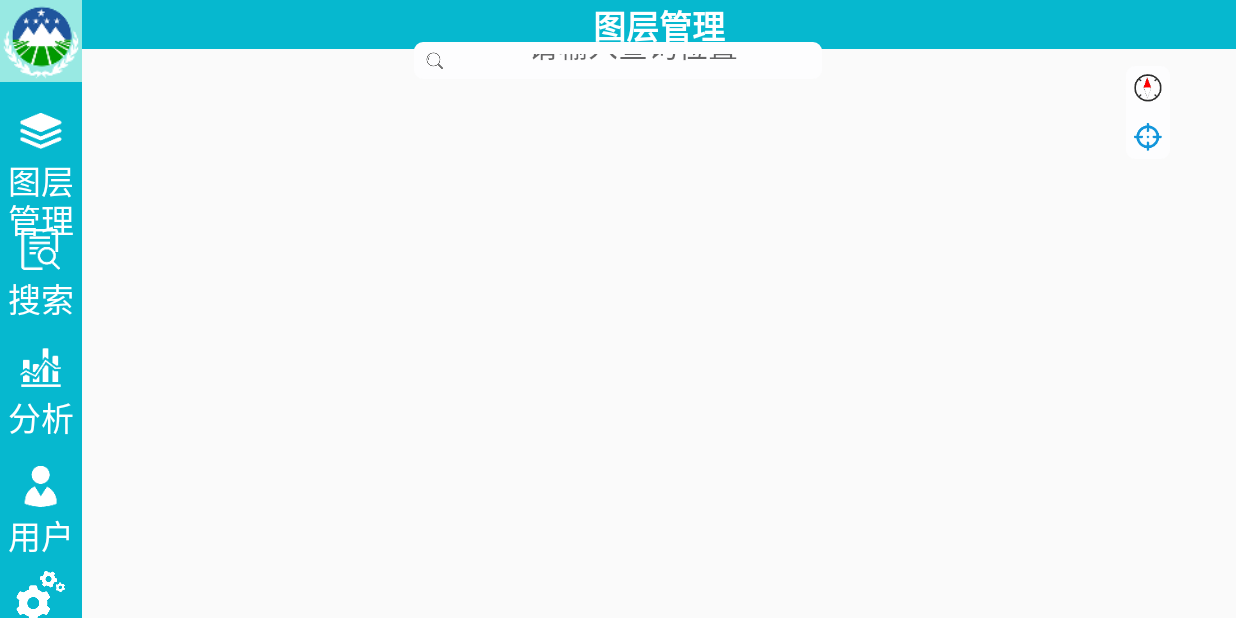
After one commit to SageTripp/arcgis0611, an Android app: the fragment LayerFragment placed in its activity, on a phone screen of 824 x 412 dp (held sideways). The commit adds this screen. Run offline under Robolectric (Android 15) with nearby library versions, the phone set to English and light mode, and no system bars; libraries missing offline, so code that uses them is left out: com.esri.arcgisruntime; plain views replace MapView.

Commit message:
Map页面的整体布局

```diff
--- a/app/src/main/java/com/example/ucmap/activity/TestActivity.java
+++ b/app/src/main/java/com/example/ucmap/activity/TestActivity.java
@@ -2,31 +2,62 @@ package com.example.ucmap.activity;
 
 import android.os.Bundle;
 import android.support.annotation.Nullable;
+import android.support.v4.view.ViewPager;
 import android.support.v7.app.AppCompatActivity;
 import android.view.View;
+import android.widget.AutoCompleteTextView;
+import android.widget.Button;
 import android.widget.CheckBox;
 import android.widget.CompoundButton;
 import android.widget.RadioGroup;
 import android.widget.Toast;
 
 import com.example.ucmap.R;
+import com.example.ucmap.adapter.MenuPageAdapter;
 
 import java.util.ArrayList;
 import java.util.List;
 
 import devlight.io.library.ntb.NavigationTabBar;
 
-public class TestActivity extends AppCompatActivity {
+public class TestActivity extends AppCompatActivity implements View.OnClickListener {
     private NavigationTabBar leftMenu;
     private CheckBox toolMenu;
     private RadioGroup toolBar;
     private String selected = "";
+    private ViewPager menuPanel;
+    private AutoCompleteTextView searchTextView;
+    private Button btnLocation;
+    private Button btnCompass;
+    private MenuPageAdapter menuAdapter;
 
     @Override
     protected void onCreate(@Nullable Bundle savedInstanceState) {
         super.onCreate(savedInstanceState);
         setContentView(R.layout.activity_main1);
+        initView();
+    }
+
+    /**
+     * 初始化View
+     */
+    private void initView() {
+        menuPanel = findViewById(R.id.vp_menu);
+        menuAdapter = new MenuPageAdapter(getSupportFragmentManager());
+        menuPanel.setAdapter(menuAdapter);
         initLeftMenu();
+        initTool();
+        searchTextView = findViewById(R.id.atv_location_search);
+        btnLocation = findViewById(R.id.btn_location);
+        btnCompass = findViewById(R.id.btn_compass);
+        btnLocation.setOnClickListener(this);
+        btnCompass.setOnClickListener(this);
+    }
+
+    /**
+     * 初始化底部工具栏
+     */
+    private void initTool() {
         toolMenu = findViewById(R.id.cb_tool);
         toolBar = findViewById(R.id.rg_tool_bar);
         toolMenu.setOnCheckedChangeListener(new CompoundButton.OnCheckedChangeListener() {
@@ -35,9 +66,32 @@ public class TestActivity extends AppCompatActivity {
                 toolBar.setVisibility(isChecked ? View.VISIBLE : View.GONE);
             }
         });
+        toolBar.setOnCheckedChangeListener(new RadioGroup.OnCheckedChangeListener() {
+            @Override
+            public void onCheckedChanged(RadioGroup group, int checkedId) {
+                switch (checkedId) {
+                    case R.id.rb_tool_project://项目
+                        break;
+                    case R.id.rb_tool_raging://测距
+                        break;
+                    case R.id.rb_tool_area://面积
+                        break;
+                    case R.id.rb_tool_query://搜索
+                        break;
+                    case R.id.rb_tool_take_pic://拍照
+                        break;
+                    case R.id.rb_tool_mark://标注
+                        break;
+                    case R.id.rb_tool_clear://清除
+                        break;
+                }
+            }
+        });
     }
 
-
+    /**
+     * 初始化左侧菜单栏
+     */
     private void initLeftMenu() {
         leftMenu = findViewById(R.id.ntb_left_menu);
         NavigationTabBar.Model layerModel = new NavigationTabBar.Model.Builder(
@@ -67,6 +121,7 @@ public class TestActivity extends AppCompatActivity {
         models.add(userModel);
         leftMenu.setModels(models);
         leftMenu.setIsTitled(true);
+//        leftMenu.setViewPager(menuPanel);
         leftMenu.setOnTabBarSelectedIndexListener(new NavigationTabBar.OnTabBarSelectedIndexListener() {
             @Override
             public void onStartTabSelected(NavigationTabBar.Model model, int index) {
@@ -79,8 +134,10 @@ public class TestActivity extends AppCompatActivity {
                 if (selected.equals(model.getTitle())) {
                     selected = "";
                     leftMenu.deselect();
+                    menuPanel.setCurrentItem(0);
                 } else {
                     selected = model.getTitle();
+                    menuPanel.setCurrentItem(index,false);
                 }
                 switch (selected) {
                     case "图层\n管理":
@@ -94,7 +151,18 @@ public class TestActivity extends AppCompatActivity {
                     default:
                         break;
                 }
+                menuPanel.setVisibility(selected.isEmpty() ? View.GONE : View.VISIBLE);
             }
         });
     }
+
+    @Override
+    public void onClick(View v) {
+        switch (v.getId()) {
+            case R.id.btn_location://定位
+                break;
+            case R.id.btn_compass://指向
+                break;
+        }
+    }
 }
--- /dev/null
+++ b/app/src/main/java/com/example/ucmap/adapter/MenuPageAdapter.java
@@ -0,0 +1,45 @@
+package com.example.ucmap.adapter;
+
+import android.support.annotation.Nullable;
+import android.support.v4.app.Fragment;
+import android.support.v4.app.FragmentManager;
+import android.support.v4.app.FragmentPagerAdapter;
+import android.view.ViewGroup;
+
+import com.example.ucmap.fragment.AnalysisFragment;
+import com.example.ucmap.fragment.LayerFragment;
+import com.example.ucmap.fragment.SearchFragment;
+import com.example.ucmap.fragment.UserFragment;
+
+import java.util.ArrayList;
+import java.util.List;
+
+public class MenuPageAdapter extends FragmentPagerAdapter {
+    private List<Fragment> fragments = new ArrayList<>();
+
+    public MenuPageAdapter(FragmentManager fm) {
+        super(fm);
+        fragments.clear();
+        fragments.add(new LayerFragment());
+        fragments.add(new SearchFragment());
+        fragments.add(new AnalysisFragment());
+        fragments.add(new UserFragment());
+    }
+
+    @Override
+    public Fragment getItem(int position) {
+        return fragments.get(position);
+    }
+
+    @Override
+    public int getCount() {
+        return fragments.size();
+    }
+
+    @Nullable
+    @Override
+    public CharSequence getPageTitle(int position) {
+        return super.getPageTitle(position);
+    }
+
+}
--- /dev/null
+++ b/app/src/main/java/com/example/ucmap/fragment/AnalysisFragment.java
@@ -0,0 +1,19 @@
+package com.example.ucmap.fragment;
+
+import android.os.Bundle;
+import android.support.annotation.NonNull;
+import android.support.annotation.Nullable;
+import android.support.v4.app.Fragment;
+import android.view.LayoutInflater;
+import android.view.View;
+import android.view.ViewGroup;
+
+import com.example.ucmap.R;
+
+public class AnalysisFragment extends Fragment {
+    @Nullable
+    @Override
+    public View onCreateView(@NonNull LayoutInflater inflater, @Nullable ViewGroup container, @Nullable Bundle savedInstanceState) {
+        return inflater.inflate(R.layout.fragment_analysis, container, false);
+    }
+}
--- /dev/null
+++ b/app/src/main/java/com/example/ucmap/fragment/LayerFragment.java
@@ -0,0 +1,19 @@
+package com.example.ucmap.fragment;
+
+import android.os.Bundle;
+import android.support.annotation.NonNull;
+import android.support.annotation.Nullable;
+import android.support.v4.app.Fragment;
+import android.view.LayoutInflater;
+import android.view.View;
+import android.view.ViewGroup;
+
+import com.example.ucmap.R;
+
+public class LayerFragment extends Fragment {
+    @Nullable
+    @Override
+    public View onCreateView(@NonNull LayoutInflater inflater, @Nullable ViewGroup container, @Nullable Bundle savedInstanceState) {
+        return inflater.inflate(R.layout.fragment_layer, container, false);
+    }
+}
--- /dev/null
+++ b/app/src/main/java/com/example/ucmap/fragment/SearchFragment.java
@@ -0,0 +1,19 @@
+package com.example.ucmap.fragment;
+
+import android.os.Bundle;
+import android.support.annotation.NonNull;
+import android.support.annotation.Nullable;
+import android.support.v4.app.Fragment;
+import android.view.LayoutInflater;
+import android.view.View;
+import android.view.ViewGroup;
+
+import com.example.ucmap.R;
+
+public class SearchFragment extends Fragment {
+    @Nullable
+    @Override
+    public View onCreateView(@NonNull LayoutInflater inflater, @Nullable ViewGroup container, @Nullable Bundle savedInstanceState) {
+        return inflater.inflate(R.layout.fragment_search, container, false);
+    }
+}
--- /dev/null
+++ b/app/src/main/java/com/example/ucmap/fragment/UserFragment.java
@@ -0,0 +1,19 @@
+package com.example.ucmap.fragment;
+
+import android.os.Bundle;
+import android.support.annotation.NonNull;
+import android.support.annotation.Nullable;
+import android.support.v4.app.Fragment;
+import android.view.LayoutInflater;
+import android.view.View;
+import android.view.ViewGroup;
+
+import com.example.ucmap.R;
+
+public class UserFragment extends Fragment {
+    @Nullable
+    @Override
+    public View onCreateView(@NonNull LayoutInflater inflater, @Nullable ViewGroup container, @Nullable Bundle savedInstanceState) {
+        return inflater.inflate(R.layout.fragment_user, container, false);
+    }
+}
--- /dev/null
+++ b/app/src/main/res/drawable/menu_background.xml
@@ -0,0 +1,13 @@
+<?xml version="1.0" encoding="utf-8"?>
+<shape xmlns:android="http://schemas.android.com/apk/res/android"
+    android:shape="rectangle">
+
+    <corners
+        android:bottomRightRadius="8dp"
+        android:topRightRadius="8dp" />
+
+    <solid android:color="@color/lightgrey" />
+    <stroke
+        android:width="2dp"
+        android:color="@color/colorPrimary" />
+</shape>
--- /dev/null
+++ b/app/src/main/res/drawable/tool_background_color.xml
@@ -0,0 +1,8 @@
+<?xml version="1.0" encoding="utf-8"?>
+<selector xmlns:android="http://schemas.android.com/apk/res/android">
+
+    <item android:drawable="@color/colorPrimary" android:state_selected="true" />
+    <item android:drawable="@color/colorPrimary" android:state_checked="true" />
+    <item android:drawable="@color/white" />
+
+</selector>
--- a/app/src/main/res/drawable/tool_button_bg.xml
+++ b/app/src/main/res/drawable/tool_button_bg.xml
@@ -4,14 +4,14 @@
     <item android:state_selected="true">
         <shape android:shape="rectangle">
             <solid android:color="@color/white" />
-            <stroke android:width="1dp" android:color="@color/colorPrimary" />
+            <stroke android:width="2dp" android:color="@color/colorPrimary" />
         </shape>
     </item>
 
     <item android:state_checked="true">
         <shape android:shape="rectangle">
             <solid android:color="@color/white" />
-            <stroke android:width="1dp" android:color="@color/colorPrimary" />
+            <stroke android:width="2dp" android:color="@color/colorPrimary" />
         </shape>
     </item>
 
--- a/app/src/main/res/layout/activity_main1.xml
+++ b/app/src/main/res/layout/activity_main1.xml
@@ -57,7 +57,7 @@
         app:ntb_animation_duration="300"
         app:ntb_badged="false"
         app:ntb_bg_color="@color/colorPrimary"
-        app:ntb_icon_size_fraction="0.6"
+        app:ntb_icon_size_fraction="0.5"
         app:ntb_inactive_color="@color/white"
         app:ntb_scaled="true"
         app:ntb_swiped="true"
@@ -66,8 +66,18 @@
         app:ntb_title_size="22sp"
         app:ntb_titled="true" />
 
+    <android.support.v4.view.ViewPager
+        android:id="@+id/vp_menu"
+        android:layout_width="0dp"
+        android:layout_height="0dp"
+        android:background="@drawable/menu_background"
+        android:visibility="gone"
+        app:layout_constraintBottom_toTopOf="@id/gl_bottom_tool_bar"
+        app:layout_constraintStart_toEndOf="@id/gl_left_menu_bar"
+        app:layout_constraintTop_toTopOf="@id/ntb_left_menu"
+        app:layout_constraintWidth_percent="0.33" />
+
     <CheckBox
-        android:paddingTop="10dp"
         android:id="@+id/cb_tool"
         android:layout_width="0dp"
         android:layout_height="0dp"
@@ -75,7 +85,7 @@
         android:button="@null"
         android:drawableTop="@drawable/icon_tool"
         android:gravity="center"
-        android:padding="4dp"
+        android:padding="10dp"
         android:text="设置"
         android:textColor="@color/menu_label_color"
         android:textSize="18sp"
@@ -92,8 +102,8 @@
         android:gravity="center"
         android:orientation="horizontal"
         android:padding="4dp"
+        android:paddingStart="96dp"
         android:paddingEnd="96dp"
-        android:paddingStart="96dp"
         android:visibility="gone"
         app:layout_constraintBottom_toBottomOf="parent"
         app:layout_constraintEnd_toEndOf="parent"
@@ -101,82 +111,103 @@
         app:layout_constraintTop_toBottomOf="@id/gl_bottom_tool_bar">
 
         <RadioButton
+            android:id="@+id/rb_tool_project"
             android:layout_width="0dp"
             android:layout_height="match_parent"
             android:layout_weight="1"
+            android:background="@drawable/tool_background_color"
             android:button="@null"
-            android:drawableTop="@drawable/icon_head_select"
+            android:drawableTop="@drawable/icon_head"
             android:gravity="center"
+            android:padding="10dp"
             android:text="项目"
-            android:textColor="@color/colorPrimary"
+            android:textColor="@color/tool_label_color"
             android:textSize="16sp" />
 
         <RadioButton
+            android:id="@+id/rb_tool_raging"
             android:layout_width="0dp"
             android:layout_height="match_parent"
             android:layout_weight="1"
+            android:background="@drawable/tool_background_color"
             android:button="@null"
-            android:drawableTop="@drawable/icon_head_select"
+            android:drawableTop="@drawable/icon_head"
             android:gravity="center"
+            android:padding="10dp"
             android:text="测距"
-            android:textColor="@color/colorPrimary"
+            android:textColor="@color/tool_label_color"
             android:textSize="16sp" />
 
         <RadioButton
+            android:id="@+id/rb_tool_area"
             android:layout_width="0dp"
             android:layout_height="match_parent"
             android:layout_weight="1"
+            android:background="@drawable/tool_background_color"
             android:button="@null"
-            android:drawableTop="@drawable/icon_head_select"
+            android:drawableTop="@drawable/icon_head"
             android:gravity="center"
+            android:padding="10dp"
             android:text="面积"
-            android:textColor="@color/colorPrimary"
+            android:textColor="@color/tool_label_color"
             android:textSize="16sp" />
 
         <RadioButton
+            android:id="@+id/rb_tool_query"
             android:layout_width="0dp"
             android:layout_height="match_parent"
             android:layout_weight="1"
+            android:background="@drawable/tool_background_color"
             android:button="@null"
-            android:drawableTop="@drawable/icon_head_select"
+            android:drawableTop="@drawable/icon_head"
             android:gravity="center"
+            android:padding="10dp"
             android:text="查询"
-            android:textColor="@color/colorPrimary"
+            android:textColor="@color/tool_label_color"
             android:textSize="16sp" />
 
         <RadioButton
+            android:id="@+id/rb_tool_mark"
             android:layout_width="0dp"
             android:layout_height="match_parent"
             android:layout_weight="1"
+            android:background="@drawable/tool_background_color"
             android:button="@null"
-            android:drawableTop="@drawable/icon_head_select"
+            android:drawableTop="@drawable/icon_head"
             android:gravity="center"
+            android:padding="10dp"
             android:text="标注"
-            android:textColor="@color/colorPrimary"
+            android:textColor="@color/tool_label_color"
             android:textSize="16sp" />
 
 
         <RadioButton
+            android:id="@+id/rb_tool_take_pic"
             android:layout_width="0dp"
             android:layout_height="match_parent"
             android:layout_weight="1"
+            android:background="@drawable/tool_background_color"
             android:button="@null"
-            android:drawableTop="@drawable/icon_head_select"
+            android:drawableTop="@drawable/icon_head"
             android:gravity="center"
+            android:padding="10dp"
             android:text="拍照"
-            android:textColor="@color/colorPrimary"
+            android:textColor="@color/tool_label_color"
             android:textSize="16sp" />
 
 
         <RadioButton
+            android:id="@+id/rb_tool_clear"
             android:layout_width="0dp"
             android:layout_height="match_parent"
             android:layout_weight="1"
+            android:background="@drawable/tool_background_color"
             android:button="@null"
-            android:drawableTop="@drawable/icon_head_select"
+            android:drawableTop="@drawable/icon_head"
             android:gravity="center"
+            android:padding="10dp"
             android:text="清除"
-            android:textColor="@color/colorPrimary"
+            android:textColor="@color/tool_label_color"
             android:textSize="16sp" />
 
     </RadioGroup>
@@ -185,8 +216,8 @@
     <android.support.constraint.ConstraintLayout
         android:layout_width="0dp"
         android:layout_height="0dp"
+        android:layout_marginTop="44dp"
         android:layout_marginEnd="44dp"
-        android:layout_marginTop="44dp"
         android:background="@drawable/location_bg"
         android:padding="4dp"
         app:layout_constraintDimensionRatio="1:2.1"
@@ -199,10 +230,10 @@
             android:layout_width="match_parent"
             android:layout_height="0dp"
             android:background="@drawable/map_tool_compass"
-            app:layout_constraintTop_toTopOf="parent"
             app:layout_constraintDimensionRatio="1"
             app:layout_constraintEnd_toEndOf="parent"
-            app:layout_constraintStart_toStartOf="parent" />
+            app:layout_constraintStart_toStartOf="parent"
+            app:layout_constraintTop_toTopOf="parent" />
 
         <Button
             android:id="@+id/btn_location"
@@ -230,9 +261,9 @@
         android:padding="8dp"
         android:textSize="20sp"
         app:layout_constraintEnd_toEndOf="parent"
+        app:layout_constraintHeight_percent="0.06"
         app:layout_constraintStart_toStartOf="parent"
         app:layout_constraintTop_toTopOf="parent"
-        app:layout_constraintHeight_percent="0.06"
         app:layout_constraintWidth_percent="0.33" />
 
 </android.support.constraint.ConstraintLayout>
--- /dev/null
+++ b/app/src/main/res/layout/fragment_layer.xml
@@ -0,0 +1,22 @@
+<?xml version="1.0" encoding="utf-8"?>
+<android.support.constraint.ConstraintLayout xmlns:android="http://schemas.android.com/apk/res/android"
+    xmlns:app="http://schemas.android.com/apk/res-auto"
+    android:layout_width="match_parent"
+    android:layout_height="match_parent">
+
+    <TextView
+        android:layout_width="0dp"
+        android:layout_height="0dp"
+        android:background="@color/colorPrimary"
+        android:gravity="center"
+        android:text="图层管理"
+        android:textAlignment="center"
+        android:textColor="@color/white"
+        android:textSize="22sp"
+        android:textStyle="bold"
+        app:layout_constraintEnd_toEndOf="parent"
+        app:layout_constraintHeight_percent="0.08"
+        app:layout_constraintStart_toStartOf="parent"
+        app:layout_constraintTop_toTopOf="parent" />
+
+</android.support.constraint.ConstraintLayout>
--- a/gradle.properties
+++ b/gradle.properties
@@ -10,7 +10,7 @@
 # Specifies the JVM arguments used for the daemon process.
 # The setting is particularly useful for tweaking memory settings.
 org.gradle.jvmargs=-XX\:MaxHeapSize\=2512m -Xmx512m
-android.enableAapt2=false
+#android.enableAapt2=false
 # When configured, Gradle will run in incubating parallel mode.
 # This option should only be used with decoupled projects. More details, visit
 # http://www.gradle.org/docs/current/userguide/multi_project_builds.html#sec:decoupled_projects
```
Also changed, not shown: app/src/main/java/com/example/ucmap/activity/LoginActivity.java (+6 -2 lines), app/src/main/res/drawable/info_panel_background.xml (added, +11 -0 lines), app/src/main/res/layout/fragment_analysis.xml (added, +22 -0 lines), app/src/main/res/layout/fragment_search.xml (added, +22 -0 lines), app/src/main/res/layout/fragment_user.xml (added, +22 -0 lines).
